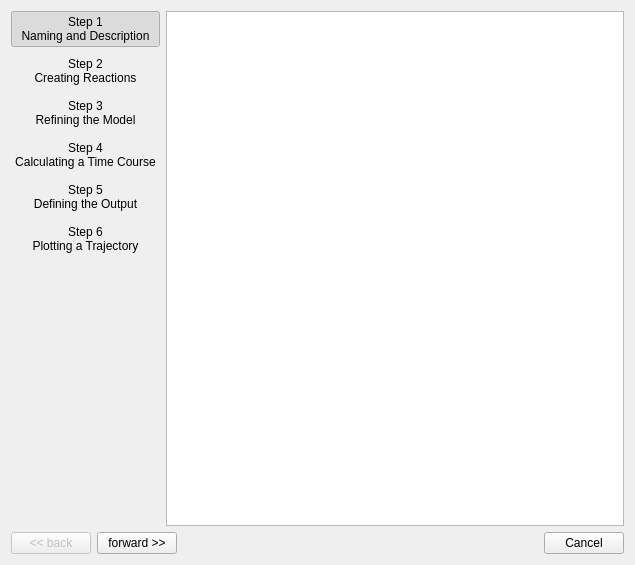
This is copasi/wizard/wizard.ui in copasi/COPASI as Qt 5 draws it before an edit. The edited form follows.
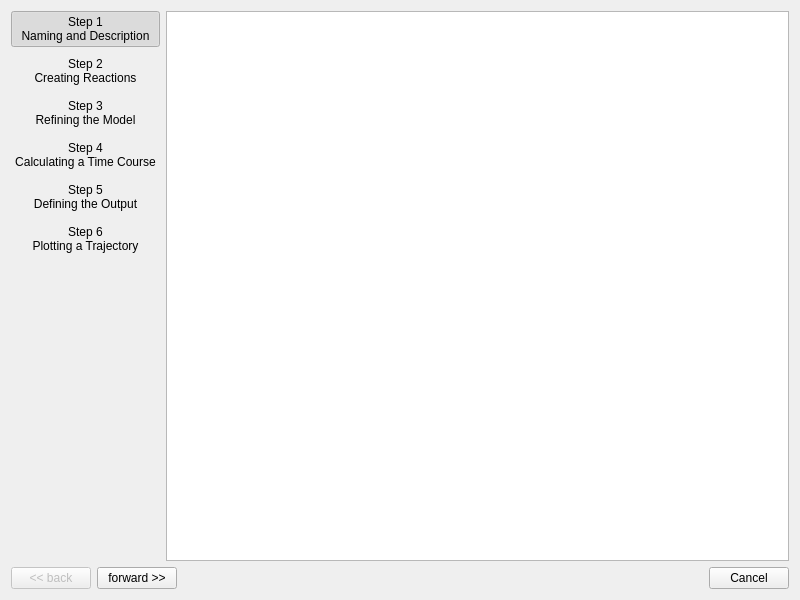
This is the edited form.

Commit message: - ensure window icon is set for wizard, slightly increase window width

```diff
--- a/copasi/wizard/wizard.ui
+++ b/copasi/wizard/wizard.ui
@@ -19,8 +19,8 @@
    <rect>
     <x>0</x>
     <y>0</y>
-    <width>635</width>
-    <height>565</height>
+    <width>800</width>
+    <height>600</height>
    </rect>
   </property>
   <property name="windowTitle" >
```
Left out of the diff: 22 changed lines with no effect on the pictures. The commit also changes 1 other file.
